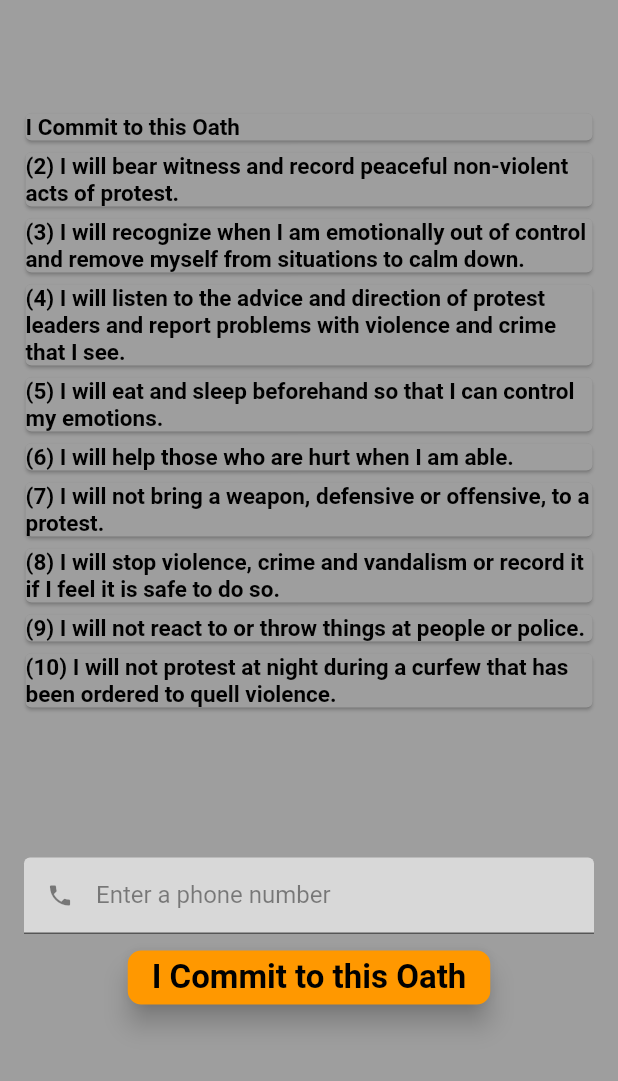
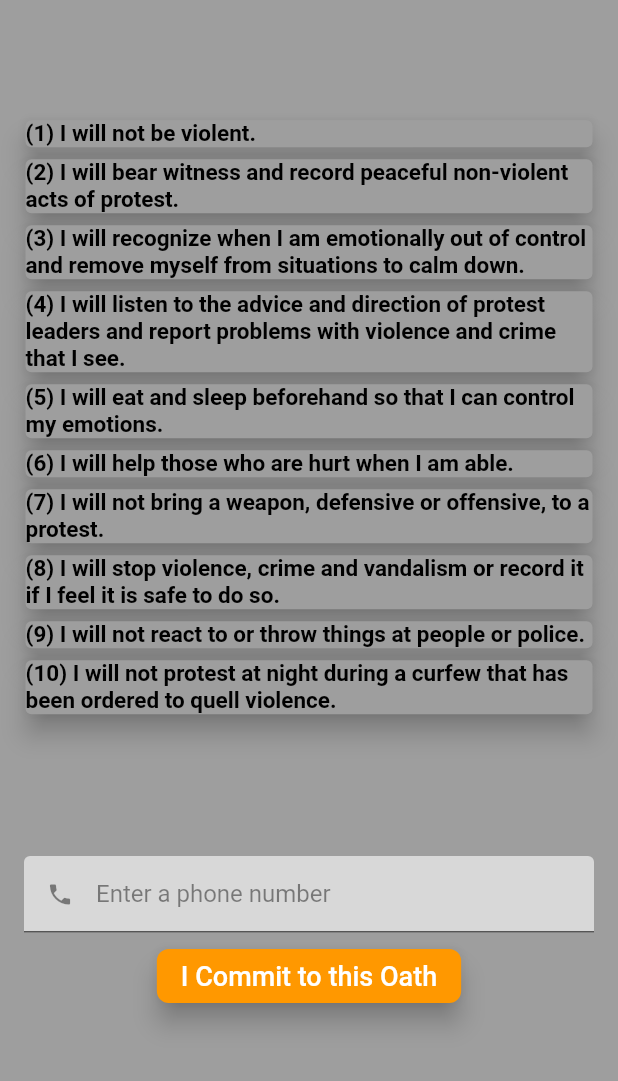
Before and after one commit to robblovell/TheOath, a Flutter app: the screen it shows after launch, on a phone screen of 412 x 824 dp, the part 155-1236 px from its top. Run offline on Flutter 3.47's test engine with Material 2 defaults, Android fonts, the phone set to English and light mode, and no system bars; our stand-ins replace bloc, easy_localization, equatable, firebase_auth, firebase_core, flutter_bloc and 3 more; missing offline and left inert: pin_entry_text_field; accounts and stored records are empty.

Commit message:
Polishing. Tablet & larger devices need to resize fonts.

```diff
--- a/assets/translations/en.yaml
+++ b/assets/translations/en.yaml
@@ -21,3 +21,4 @@
   BACK: Back
   SETTINGS: Settings
   HOME: Home
+  AUTH_TIMEOUT: Authentication Timed Out.
--- a/lib/common/OathText.dart
+++ b/lib/common/OathText.dart
@@ -25,9 +25,9 @@ class TheOathHeader extends StatelessWidget {
                     color: Colors.black),
               )),
             ),
-          ])
-  );
+          ]));
 }
+
 class TheOath extends StatelessWidget {
   @override
   Widget build(BuildContext context) => Center(
@@ -39,7 +39,7 @@ class TheOath extends StatelessWidget {
             sliver: SliverList(
               delegate: SliverChildListDelegate(
                 <Widget>[
-                OathText('I_COMMIT'.tr()),
+                  OathText('POINT_01'.tr()),
                   OathText('POINT_02'.tr()),
                   OathText('POINT_03'.tr()),
                   OathText('POINT_04'.tr()),
@@ -54,9 +54,9 @@ class TheOath extends StatelessWidget {
             ),
           ),
         ],
-    )
-  );
+      ));
 }
+
 class OathText extends StatelessWidget {
   final String text;
 
@@ -65,10 +65,10 @@ class OathText extends StatelessWidget {
   @override
   Widget build(BuildContext context) => Center(
         child: Card(
+          elevation: 7.0,
           color: Colors.grey,
           child: Align(
               alignment: Alignment.centerLeft,
-
               child: Text(
                 this.text.tr(),
                 textAlign: TextAlign.left,
--- a/lib/login/LoginForm.dart
+++ b/lib/login/LoginForm.dart
@@ -37,7 +37,7 @@ class _LoginFormState extends State<LoginForm> {
           }
           final snackBar = SnackBar(
             content: Container(
-              height: 120,
+              height: 125,
               child: RichText(
                 text: TextSpan(
                   children: [
@@ -76,7 +76,7 @@ class _LoginFormState extends State<LoginForm> {
                         Container(
                           child: ConstrainedBox(
                             constraints:
-                                BoxConstraints.tight(Size.fromHeight(167)),
+                                BoxConstraints.tight(Size.fromHeight(158)),
                             child: getViewAsPerState(state),
                           ),
                           // decoration: BoxDecoration(
--- a/lib/login/NumberInput.dart
+++ b/lib/login/NumberInput.dart
@@ -13,8 +13,7 @@ class NumberInput extends StatelessWidget {
   @override
   Widget build(BuildContext context) {
     return Padding(
-      padding:
-          EdgeInsets.only(top: 18, bottom: 15.0, left: 16.0, right: 16.0),
+      padding: EdgeInsets.only(top: 8, bottom: 15.0, left: 16.0, right: 16.0),
       child: Column(
         children: <Widget>[
           Form(
@@ -36,22 +35,20 @@ class NumberInput extends StatelessWidget {
               splashColor: Colors.brown,
               animationDuration: Duration(seconds: 2),
               colorBrightness: Brightness.light,
-                shape: RoundedRectangleBorder(
-                  borderRadius: new BorderRadius.circular(9.0),
-                ),
+              shape: RoundedRectangleBorder(
+                borderRadius: new BorderRadius.circular(8.0),
+              ),
               onPressed: () {
                 if (_formKey.currentState.validate()) {
                   BlocProvider.of<LoginBloc>(context).add(SendOtpEvent(
-                      phoNo: this.StripCorrectPhone(_phoneTextController.value.text))); //, context:context));
+                      phoNo: this.StripCorrectPhone(_phoneTextController
+                          .value.text))); //, context:context));
                 }
               },
               color: Colors.orange,
               child: Text(
                 'I_COMMIT'.tr(),
-                style: TextStyle(
-                    fontWeight: FontWeight.bold,
-                    fontSize: 22,
-                    color: Colors.black),
+                style: TextStyle(fontSize: 18, color: Colors.white),
               ),
             ),
           )
@@ -59,17 +56,24 @@ class NumberInput extends StatelessWidget {
       ),
     );
   }
+
   String StripCorrectPhone(phone) {
     // remove all characters that are not digits or a plus sign
     // assume that a +1 or +011 is not given and we need to add +1.
-    final String prefix =  (phone.substring(0,1) != '+') ? "+1":"";
+    final String prefix = (phone.substring(0, 1) != '+1')
+        ? "+1"
+        : (phone.substring(0, 0) != '+')
+            ? "+"
+            : "";
     final RegExp regExp = new RegExp(r'\W+');
-    final String strippedPhone = phone.replaceAll(regExp,'');
+    final String strippedPhone = phone.replaceAll(regExp, '');
+    print(prefix + strippedPhone);
     return prefix + strippedPhone;
   }
 
   String validateMobile(String value) {
-    final String pattern = r'^[+]{0,1}[\s]{0,1}[\d]{0,3}[\s]{0,1}[-(]{0,1}[\d]{1,4}[-)]{0,1}[\s]{0,1}[-\s\.\d]{3,10}$';
+    final String pattern =
+        r'^[+]{0,1}[\s]{0,1}[\d]{0,3}[\s]{0,1}[-(]{0,1}[\d]{1,4}[-)]{0,1}[\s]{0,1}[-\s\.\d]{3,10}$';
     RegExp regExp = new RegExp(pattern);
 
     if (!regExp.hasMatch(value))
--- a/lib/login/bloc/login_event.dart
+++ b/lib/login/bloc/login_event.dart
@@ -15,7 +15,9 @@ class SendOtpEvent extends LoginEvent {
   SendOtpEvent({this.phoNo, this.context});
 }
 
-class AppStartEvent extends LoginEvent {}
+class AppStartEvent extends LoginEvent {
+
+}
 
 class VerifyOtpEvent extends LoginEvent {
   final String otp;
```
Also changed, not shown: lib/login/OtpInput.dart (+10 -2 lines), lib/login/bloc/login_bloc.dart (+5 -5 lines). Lines whose indentation alone changed are shown as unchanged.
